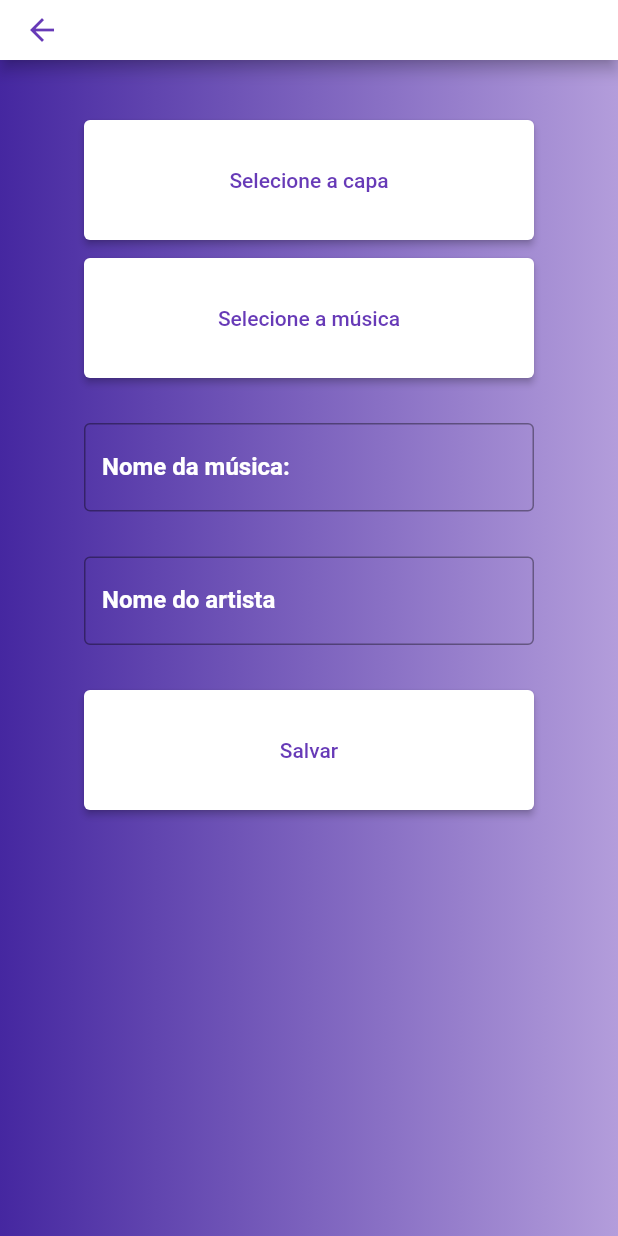
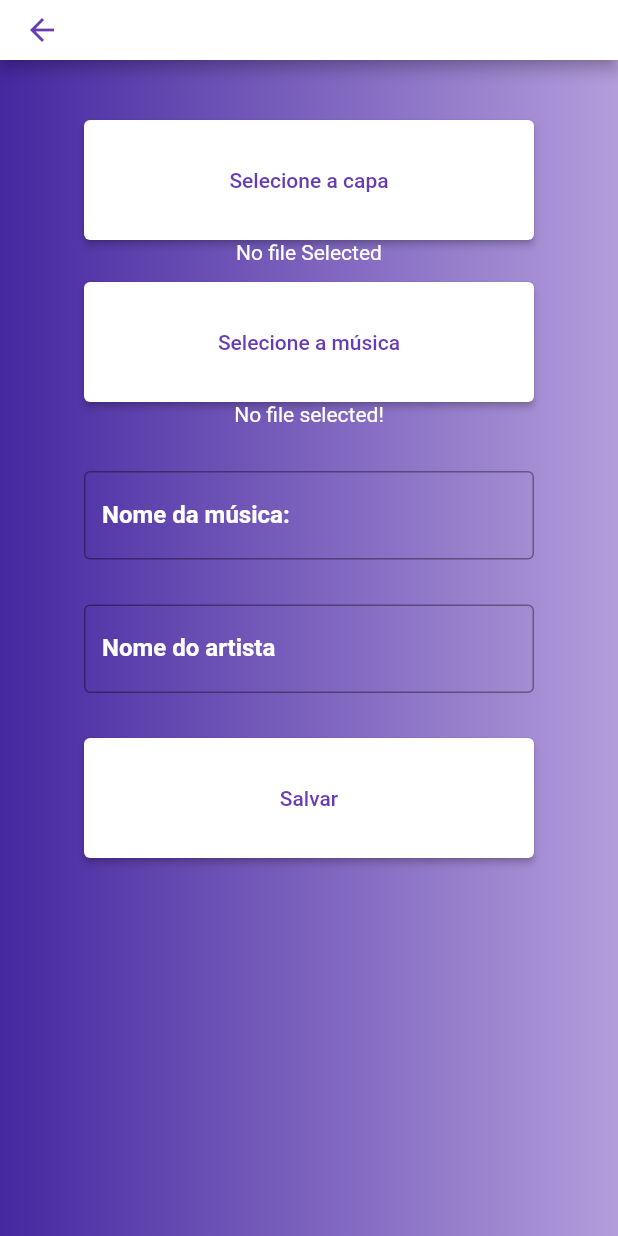
Before and after one commit to Guif98/Spotifera-Music-Player-in-Flutter-, a Flutter app: the UploadMusic screen opened by its route, on a phone screen of 412 x 824 dp. Run offline on Flutter 3.47's test engine with Material 2 defaults, Android fonts, the phone set to English and light mode, and no system bars; our stand-ins replace audioplayers, cloud_firestore, file_picker, firebase_storage; accounts and stored records are empty; network calls fail.

Commit message:
DEbug version created

```diff
--- a/lib/music_app.dart
+++ b/lib/music_app.dart
@@ -1,6 +1,6 @@
-import 'dart:async';
 import 'package:audioplayers/audio_cache.dart';
 import 'package:audioplayers/audioplayers.dart';
+import 'package:cloud_firestore/cloud_firestore.dart';
 import 'package:flutter/material.dart';
 
 class MusicApp extends StatefulWidget {
@@ -33,6 +33,7 @@ class _MusicAppState extends State<MusicApp> {
       var res = await audioPlayer.play(url);
       if (res == 1) {
         setState(() {
+          audioCache.play(url);
           playing = true;
         });
       }
--- a/lib/view/upload_music.dart
+++ b/lib/view/upload_music.dart
@@ -71,6 +71,12 @@ class _UploadMusicState extends State<UploadMusic> {
 
   @override
   Widget build(BuildContext context) {
+    final audioFileName =
+        audio_down_url != null ? basename(audiopath) : 'No file selected!';
+
+    final imageFileName =
+        image_down_url != null ? basename(imagepath) : 'No file Selected';
+
     return Scaffold(
       appBar: AppBar(
         iconTheme: IconThemeData(
@@ -114,6 +120,12 @@ class _UploadMusicState extends State<UploadMusic> {
                       ),
                     ),
                   ),
+                  Text(
+                    imageFileName,
+                    style: TextStyle(
+                      color: Colors.white,
+                    ),
+                  ),
                   Padding(
                     padding: EdgeInsets.only(top: 12.0),
                     child: SizedBox(
@@ -129,6 +141,12 @@ class _UploadMusicState extends State<UploadMusic> {
                           ),
                         ),
                       ),
+                    ),
+                  ),
+                  Text(
+                    audioFileName,
+                    style: TextStyle(
+                      color: Colors.white,
                     ),
                   ),
                   Padding(
@@ -157,6 +175,7 @@ class _UploadMusicState extends State<UploadMusic> {
                     child: Container(
                       width: 300,
                       child: TextField(
+                        textAlign: TextAlign.center,
                         style: TextStyle(
                           fontWeight: FontWeight.bold,
                           color: Colors.white,
--- a/pubspec.yaml
+++ b/pubspec.yaml
@@ -30,6 +30,10 @@ dependencies:
   file_picker: ^1.9.0+1
   cloud_firestore: ^0.13.5
   firebase_storage: ^3.1.5
+  shared_preferences: any
+  flutter_file_manager: ^0.2.0
+  path: 1.8.0
+
 
 
 
```
Also changed, not shown: pubspec.lock, 1 other file.
